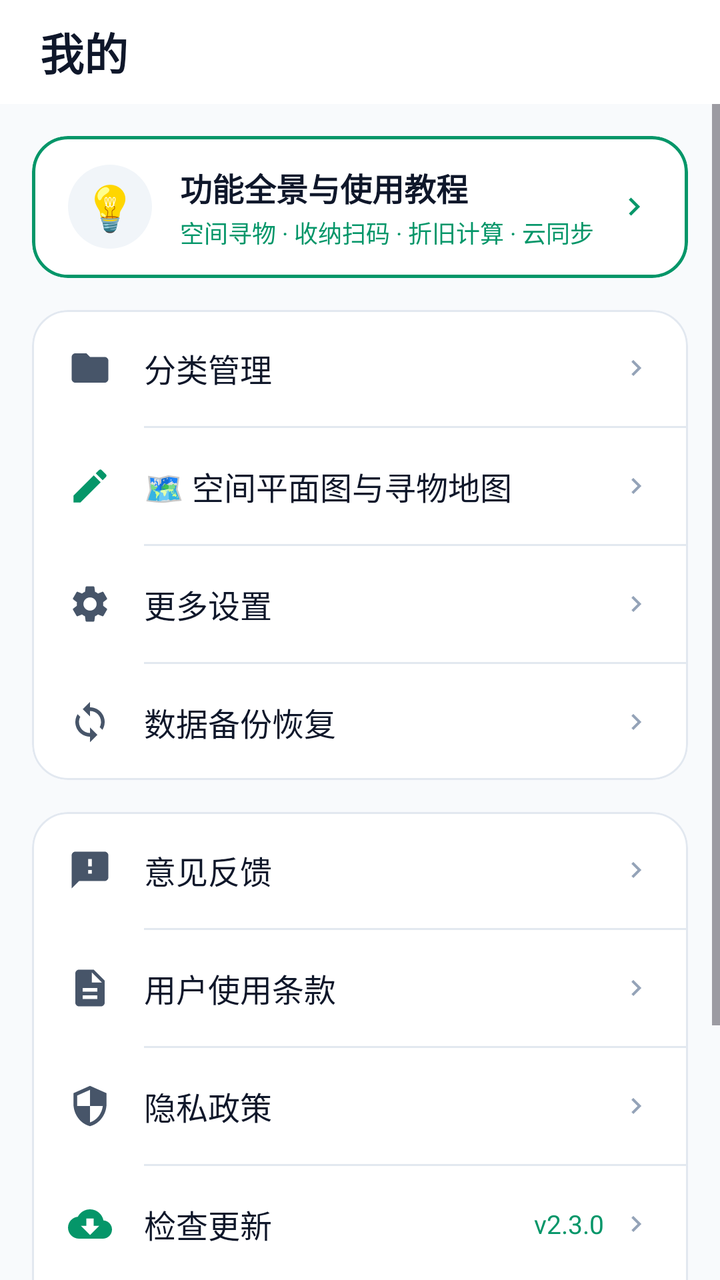
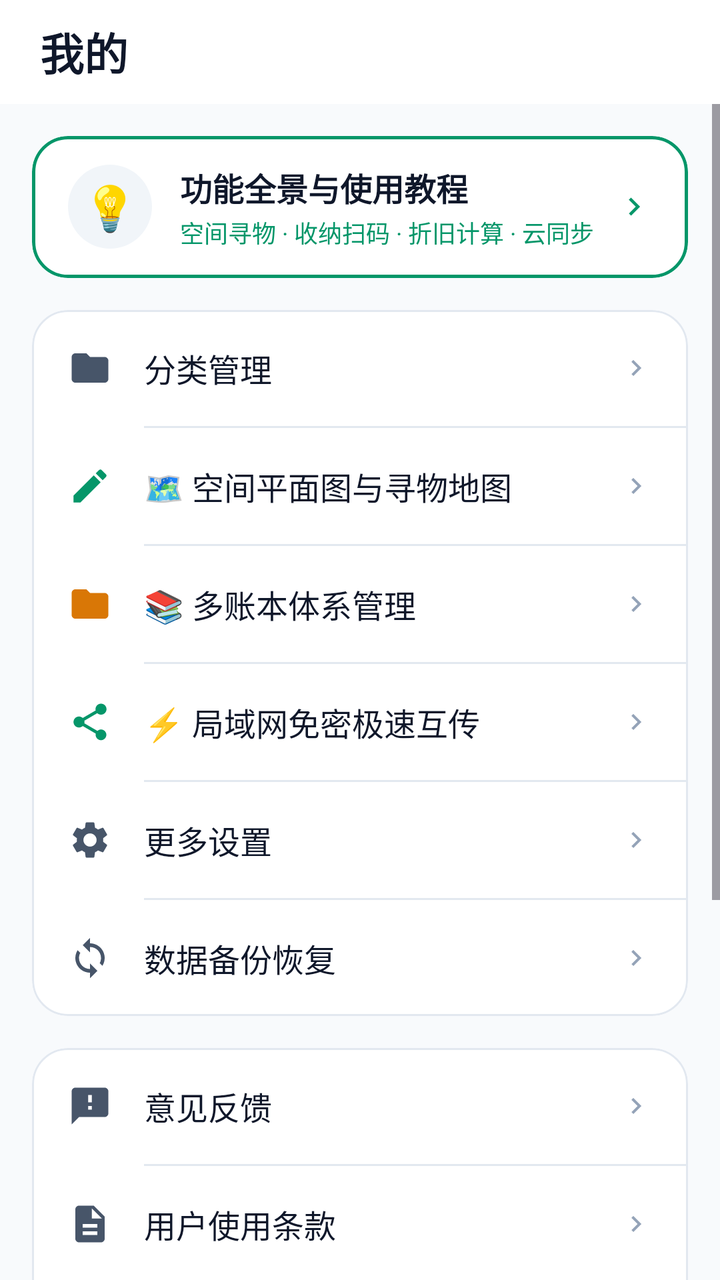

Before-and-after screenshots of an Android layout around one commit, followed by the original layout XML and the change that was made.
<!-- AndroidManifest.xml: application theme Theme.DiaperTracker -->
<!-- res/layout/fragment_profile.xml -->
<?xml version="1.0" encoding="utf-8"?>
<LinearLayout
    xmlns:android="http://schemas.android.com/apk/res/android"
    xmlns:app="http://schemas.android.com/apk/res-auto"
    android:layout_width="match_parent"
    android:layout_height="match_parent"
    android:orientation="vertical"
    android:background="@color/background">

    
    <LinearLayout
        android:layout_width="match_parent"
        android:layout_height="52dp"
        android:orientation="horizontal"
        android:gravity="center_vertical"
        android:paddingHorizontal="20dp"
        android:background="@color/card">

        <TextView
            android:layout_width="wrap_content"
            android:layout_height="wrap_content"
            android:text="我的"
            android:textSize="22sp"
            android:textStyle="bold"
            android:textColor="@color/text_primary"
            android:fontFamily="sans-serif-medium" />
    </LinearLayout>

    <ScrollView
        android:layout_width="match_parent"
        android:layout_height="0dp"
        android:layout_weight="1"
        android:overScrollMode="never">

        <LinearLayout
            android:layout_width="match_parent"
            android:layout_height="wrap_content"
            android:orientation="vertical"
            android:paddingHorizontal="16dp"
            android:paddingTop="16dp"
            android:paddingBottom="40dp">

            
            <com.google.android.material.card.MaterialCardView
                android:id="@+id/card_user_tutorial"
                android:layout_width="match_parent"
                android:layout_height="wrap_content"
                app:cardCornerRadius="18dp"
                app:cardElevation="0dp"
                app:cardBackgroundColor="@color/card"
                app:strokeColor="@color/primary"
                app:strokeWidth="1.5dp"
                android:layout_marginBottom="16dp"
                android:clickable="true"
                android:focusable="true"
                android:foreground="?attr/selectableItemBackground">

                <LinearLayout
                    android:layout_width="match_parent"
                    android:layout_height="wrap_content"
                    android:orientation="horizontal"
                    android:gravity="center_vertical"
                    android:paddingHorizontal="18dp"
                    android:paddingVertical="14dp">

                    <TextView
                        android:layout_width="42dp"
                        android:layout_height="42dp"
                        android:gravity="center"
                        android:text="💡"
                        android:textSize="22sp"
                        android:background="@drawable/bg_icon_circle"
                        android:backgroundTint="@color/input_bg" />

                    <LinearLayout
                        android:layout_width="0dp"
                        android:layout_height="wrap_content"
                        android:layout_weight="1"
                        android:layout_marginStart="14dp"
                        android:orientation="vertical">

                        <TextView
                            android:layout_width="wrap_content"
                            android:layout_height="wrap_content"
                            android:text="功能全景与使用教程"
                            android:textSize="16sp"
                            android:textStyle="bold"
                            android:textColor="@color/text_primary"
                            android:fontFamily="sans-serif-medium" />

                        <TextView
                            android:layout_width="wrap_content"
                            android:layout_height="wrap_content"
                            android:text="空间寻物 · 收纳扫码 · 折旧计算 · 云同步"
                            android:textSize="12sp"
                            android:textColor="@color/primary"
                            android:layout_marginTop="2dp" />
                    </LinearLayout>

                    <ImageView
                        android:layout_width="18dp"
                        android:layout_height="18dp"
                        android:src="@drawable/ic_arrow_right"
                        app:tint="@color/primary"
                        android:contentDescription="查看教程" />
                </LinearLayout>
            </com.google.android.material.card.MaterialCardView>

            
            <com.google.android.material.card.MaterialCardView
                android:layout_width="match_parent"
                android:layout_height="wrap_content"
                app:cardCornerRadius="18dp"
                app:cardElevation="0dp"
                app:cardBackgroundColor="@color/card"
                app:strokeColor="@color/card_border"
                app:strokeWidth="1dp"
                android:layout_marginBottom="16dp">

                <LinearLayout
                    android:layout_width="match_parent"
                    android:layout_height="wrap_content"
                    android:orientation="vertical">

                    
                    <LinearLayout
                        android:id="@+id/btn_category_manage"
                        android:layout_width="match_parent"
                        android:layout_height="58dp"
                        android:orientation="horizontal"
                        android:gravity="center_vertical"
                        android:paddingHorizontal="18dp"
                        android:clickable="true"
                        android:focusable="true"
                        android:background="?attr/selectableItemBackground">

                        <ImageView
                            android:layout_width="22dp"
                            android:layout_height="22dp"
                            android:src="@drawable/ic_folder"
                            app:tint="@color/text_secondary"
                            android:contentDescription="分类管理" />

                        <TextView
                            android:layout_width="0dp"
                            android:layout_height="wrap_content"
                            android:layout_weight="1"
                            android:layout_marginStart="16dp"
                            android:text="分类管理"
                            android:textSize="16sp"
                            android:textColor="@color/text_primary"
                            android:fontFamily="sans-serif-medium" />

                        <ImageView
                            android:layout_width="16dp"
                            android:layout_height="16dp"
                            android:src="@drawable/ic_arrow_right"
                            app:tint="@color/text_hint"
                            android:contentDescription="进入" />
                    </LinearLayout>

                    <View
                        android:layout_width="match_parent"
                        android:layout_height="1dp"
                        android:layout_marginStart="56dp"
                        android:background="@color/card_border" />

                    
                    <LinearLayout
                        android:id="@+id/btn_floorplan_manage"
                        android:layout_width="match_parent"
                        android:layout_height="58dp"
                        android:orientation="horizontal"
                        android:gravity="center_vertical"
                        android:paddingHorizontal="18dp"
                        android:clickable="true"
                        android:focusable="true"
                        android:background="?attr/selectableItemBackground">

                        <ImageView
                            android:layout_width="22dp"
                            android:layout_height="22dp"
                            android:src="@drawable/ic_edit"
                            app:tint="@color/primary"
                            android:contentDescription="空间平面图管理" />

                        <TextView
                            android:layout_width="0dp"
                            android:layout_height="wrap_content"
                            android:layout_weight="1"
                            android:layout_marginStart="16dp"
                            android:text="🗺️ 空间平面图与寻物地图"
                            android:textSize="16sp"
                            android:textColor="@color/text_primary"
                            android:fontFamily="sans-serif-medium" />

                        <ImageView
                            android:layout_width="16dp"
                            android:layout_height="16dp"
                            android:src="@drawable/ic_arrow_right"
                            app:tint="@color/text_hint"
                            android:contentDescription="进入" />
                    </LinearLayout>

                    <View
                        android:layout_width="match_parent"
                        android:layout_height="1dp"
                        android:layout_marginStart="56dp"
                        android:background="@color/card_border" />

                    
                    <LinearLayout
                        android:id="@+id/btn_more_settings"
                        android:layout_width="match_parent"
                        android:layout_height="58dp"
                        android:orientation="horizontal"
                        android:gravity="center_vertical"
                        android:paddingHorizontal="18dp"
                        android:clickable="true"
                        android:focusable="true"
                        android:background="?attr/selectableItemBackground">

                        <ImageView
                            android:layout_width="22dp"
                            android:layout_height="22dp"
                            android:src="@drawable/ic_settings"
                            app:tint="@color/text_secondary"
                            android:contentDescription="更多设置" />

                        <TextView
                            android:layout_width="0dp"
                            android:layout_height="wrap_content"
                            android:layout_weight="1"
                            android:layout_marginStart="16dp"
                            android:text="更多设置"
                            android:textSize="16sp"
                            android:textColor="@color/text_primary"
                            android:fontFamily="sans-serif-medium" />

                        <ImageView
                            android:layout_width="16dp"
                            android:layout_height="16dp"
                            android:src="@drawable/ic_arrow_right"
                            app:tint="@color/text_hint"
                            android:contentDescription="进入" />
                    </LinearLayout>

                    <View
                        android:layout_width="match_parent"
                        android:layout_height="1dp"
                        android:layout_marginStart="56dp"
                        android:background="@color/card_border" />

                    
                    <LinearLayout
                        android:id="@+id/btn_backup_restore"
                        android:layout_width="match_parent"
                        android:layout_height="58dp"
                        android:orientation="horizontal"
                        android:gravity="center_vertical"
                        android:paddingHorizontal="18dp"
                        android:clickable="true"
                        android:focusable="true"
                        android:background="?attr/selectableItemBackground">

                        <ImageView
                            android:layout_width="22dp"
                            android:layout_height="22dp"
                            android:src="@drawable/ic_backup"
                            app:tint="@color/text_secondary"
                            android:contentDescription="数据备份恢复" />

                        <TextView
                            android:layout_width="0dp"
                            android:layout_height="wrap_content"
                            android:layout_weight="1"
                            android:layout_marginStart="16dp"
                            android:text="数据备份恢复"
                            android:textSize="16sp"
                            android:textColor="@color/text_primary"
                            android:fontFamily="sans-serif-medium" />

                        <ImageView
                            android:layout_width="16dp"
                            android:layout_height="16dp"
                            android:src="@drawable/ic_arrow_right"
                            app:tint="@color/text_hint"
                            android:contentDescription="进入" />
                    </LinearLayout>

                </LinearLayout>
            </com.google.android.material.card.MaterialCardView>

            
            <com.google.android.material.card.MaterialCardView
                android:layout_width="match_parent"
                android:layout_height="wrap_content"
                app:cardCornerRadius="18dp"
                app:cardElevation="0dp"
                app:cardBackgroundColor="@color/card"
                app:strokeColor="@color/card_border"
                app:strokeWidth="1dp"
                android:layout_marginBottom="16dp">

                <LinearLayout
                    android:layout_width="match_parent"
                    android:layout_height="wrap_content"
                    android:orientation="vertical">

                    
                    <LinearLayout
                        android:id="@+id/btn_feedback"
                        android:layout_width="match_parent"
                        android:layout_height="58dp"
                        android:orientation="horizontal"
                        android:gravity="center_vertical"
                        android:paddingHorizontal="18dp"
                        android:clickable="true"
                        android:focusable="true"
                        android:background="?attr/selectableItemBackground">

                        <ImageView
                            android:layout_width="22dp"
                            android:layout_height="22dp"
                            android:src="@drawable/ic_feedback"
                            app:tint="@color/text_secondary"
                            android:contentDescription="意见反馈" />

                        <TextView
                            android:layout_width="0dp"
                            android:layout_height="wrap_content"
                            android:layout_weight="1"
                            android:layout_marginStart="16dp"
                            android:text="意见反馈"
                            android:textSize="16sp"
                            android:textColor="@color/text_primary"
                            android:fontFamily="sans-serif-medium" />

                        <ImageView
                            android:layout_width="16dp"
                            android:layout_height="16dp"
                            android:src="@drawable/ic_arrow_right"
                            app:tint="@color/text_hint"
                            android:contentDescription="进入" />
                    </LinearLayout>

                    <View
                        android:layout_width="match_parent"
                        android:layout_height="1dp"
                        android:layout_marginStart="56dp"
                        android:background="@color/card_border" />

                    
                    <LinearLayout
                        android:id="@+id/btn_terms"
                        android:layout_width="match_parent"
                        android:layout_height="58dp"
                        android:orientation="horizontal"
                        android:gravity="center_vertical"
                        android:paddingHorizontal="18dp"
                        android:clickable="true"
                        android:focusable="true"
                        android:background="?attr/selectableItemBackground">

                        <ImageView
                            android:layout_width="22dp"
                            android:layout_height="22dp"
                            android:src="@drawable/ic_terms"
                            app:tint="@color/text_secondary"
                            android:contentDescription="用户使用条款" />

                        <TextView
                            android:layout_width="0dp"
                            android:layout_height="wrap_content"
                            android:layout_weight="1"
                            android:layout_marginStart="16dp"
                            android:text="用户使用条款"
                            android:textSize="16sp"
                            android:textColor="@color/text_primary"
                            android:fontFamily="sans-serif-medium" />

                        <ImageView
                            android:layout_width="16dp"
                            android:layout_height="16dp"
                            android:src="@drawable/ic_arrow_right"
                            app:tint="@color/text_hint"
                            android:contentDescription="进入" />
                    </LinearLayout>

                    <View
                        android:layout_width="match_parent"
                        android:layout_height="1dp"
                        android:layout_marginStart="56dp"
                        android:background="@color/card_border" />

                    
                    <LinearLayout
                        android:id="@+id/btn_privacy"
                        android:layout_width="match_parent"
                        android:layout_height="58dp"
                        android:orientation="horizontal"
                        android:gravity="center_vertical"
                        android:paddingHorizontal="18dp"
                        android:clickable="true"
                        android:focusable="true"
                        android:background="?attr/selectableItemBackground">

                        <ImageView
                            android:layout_width="22dp"
                            android:layout_height="22dp"
                            android:src="@drawable/ic_privacy"
                            app:tint="@color/text_secondary"
                            android:contentDescription="隐私政策" />

                        <TextView
                            android:layout_width="0dp"
                            android:layout_height="wrap_content"
                            android:layout_weight="1"
                            android:layout_marginStart="16dp"
                            android:text="隐私政策"
                            android:textSize="16sp"
                            android:textColor="@color/text_primary"
                            android:fontFamily="sans-serif-medium" />

                        <ImageView
                            android:layout_width="16dp"
                            android:layout_height="16dp"
                            android:src="@drawable/ic_arrow_right"
                            app:tint="@color/text_hint"
                            android:contentDescription="进入" />
                    </LinearLayout>

                    <View
                        android:layout_width="match_parent"
                        android:layout_height="1dp"
                        android:layout_marginStart="56dp"
                        android:background="@color/card_border" />

                    
                    <LinearLayout
                        android:id="@+id/btn_update_version"
                        android:layout_width="match_parent"
                        android:layout_height="58dp"
                        android:orientation="horizontal"
                        android:gravity="center_vertical"
                        android:paddingHorizontal="18dp"
                        android:clickable="true"
                        android:focusable="true"
                        android:background="?attr/selectableItemBackground">

                        <ImageView
                            android:layout_width="22dp"
                            android:layout_height="22dp"
                            android:src="@drawable/ic_update"
                            app:tint="@color/primary"
                            android:contentDescription="检查最新版本" />

                        <TextView
                            android:layout_width="0dp"
                            android:layout_height="wrap_content"
                            android:layout_weight="1"
                            android:layout_marginStart="16dp"
                            android:text="检查更新"
                            android:textSize="16sp"
                            android:textColor="@color/text_primary"
                            android:fontFamily="sans-serif-medium" />

                        <TextView
                            android:id="@+id/current_version_badge"
                            android:layout_width="wrap_content"
                            android:layout_height="wrap_content"
                            android:text="v2.3.0"
                            android:textSize="13sp"
                            android:textColor="@color/primary"
                            android:layout_marginEnd="8dp" />

                        <ImageView
                            android:layout_width="16dp"
                            android:layout_height="16dp"
                            android:src="@drawable/ic_arrow_right"
                            app:tint="@color/text_hint"
                            android:contentDescription="进入" />
                    </LinearLayout>

                    <View
                        android:layout_width="match_parent"
                        android:layout_height="1dp"
                        android:layout_marginStart="56dp"
                        android:background="@color/card_border" />

                    
                    <LinearLayout
                        android:id="@+id/btn_about"
                        android:layout_width="match_parent"
                        android:layout_height="58dp"
                        android:orientation="horizontal"
                        android:gravity="center_vertical"
                        android:paddingHorizontal="18dp"
                        android:clickable="true"
                        android:focusable="true"
                        android:background="?attr/selectableItemBackground">

                        <ImageView
                            android:layout_width="22dp"
                            android:layout_height="22dp"
                            android:src="@drawable/ic_about"
                            app:tint="@color/text_secondary"
                            android:contentDescription="关于" />

                        <TextView
                            android:layout_width="0dp"
                            android:layout_height="wrap_content"
                            android:layout_weight="1"
                            android:layout_marginStart="16dp"
                            android:text="关于"
                            android:textSize="16sp"
                            android:textColor="@color/text_primary"
                            android:fontFamily="sans-serif-medium" />

                        <ImageView
                            android:layout_width="16dp"
                            android:layout_height="16dp"
                            android:src="@drawable/ic_arrow_right"
                            app:tint="@color/text_hint"
                            android:contentDescription="进入" />
                    </LinearLayout>

                </LinearLayout>
            </com.google.android.material.card.MaterialCardView>

            
            <TextView
                android:layout_width="match_parent"
                android:layout_height="wrap_content"
                android:gravity="center"
                android:text="🔒 数据完全离线存储于本地设备沙盒中\nCollecter · 智能收纳与资产追踪"
                android:textSize="12sp"
                android:textColor="@color/text_hint"
                android:lineSpacingExtra="4dp"
                android:layout_marginTop="8dp" />

        </LinearLayout>
    </ScrollView>

</LinearLayout>
<!-- resources referenced by this layout -->
<resources>
  <color name="background">#F8FAFC</color>
  <color name="card">#FFFFFF</color>
  <color name="card_border">#E2E8F0</color>
  <color name="input_bg">#F1F5F9</color>
  <color name="primary">#059669</color>
  <color name="text_hint">#94A3B8</color>
  <color name="text_primary">#0F172A</color>
  <color name="text_secondary">#475569</color>
  <!-- drawable bg_icon_circle (drawable) -->
  <?xml version="1.0" encoding="utf-8"?>
  <shape xmlns:android="http://schemas.android.com/apk/res/android"
      android:shape="oval">
      <gradient
          android:type="linear"
          android:angle="135"
          android:startColor="#10B981"
          android:endColor="#059669" />
  </shape>
  <!-- drawable ic_about (drawable) -->
  <vector xmlns:android="http://schemas.android.com/apk/res/android"
      android:width="24dp"
      android:height="24dp"
      android:viewportWidth="24"
      android:viewportHeight="24">
    <path
        android:fillColor="#FFFFFFFF"
        android:pathData="M12,2C6.48,2 2,6.48 2,12s4.48,10 10,10 10,-4.48 10,-10S17.52,2 12,2zM13,17h-2v-6h2v6zM13,9h-2L11,7h2v2z"/>
  </vector>
  <!-- drawable ic_arrow_right (drawable) -->
  <vector xmlns:android="http://schemas.android.com/apk/res/android"
      android:width="24dp"
      android:height="24dp"
      android:viewportWidth="24"
      android:viewportHeight="24">
      <path
          android:fillColor="@color/text_secondary"
          android:pathData="M8.59,16.59L13.17,12L8.59,7.41L10,6l6,6l-6,6L8.59,16.59z" />
  </vector>
  <!-- drawable ic_feedback (drawable) -->
  <vector xmlns:android="http://schemas.android.com/apk/res/android"
      android:width="24dp"
      android:height="24dp"
      android:viewportWidth="24"
      android:viewportHeight="24">
      <path
          android:fillColor="#FFFFFFFF"
          android:pathData="M20,2H4c-1.1,0 -1.99,0.9 -1.99,2L2,22l4,-4h14c1.1,0 2,-0.9 2,-2V4c0,-1.1 -0.9,-2 -2,-2zm-7,12h-2v-2h2v2zm0,-4h-2V6h2v4z" />
  </vector>
  <!-- drawable ic_folder (drawable) -->
  <vector xmlns:android="http://schemas.android.com/apk/res/android"
      android:width="24dp"
      android:height="24dp"
      android:viewportWidth="24"
      android:viewportHeight="24">
      <path
          android:fillColor="#FFFFFFFF"
          android:pathData="M10,4H4c-1.1,0 -1.99,0.9 -1.99,2L2,18c0,1.1 0.9,2 2,2h16c1.1,0 2,-0.9 2,-2V8c0,-1.1 -0.9,-2 -2,-2h-8l-2,-2z" />
  </vector>
  <!-- drawable ic_privacy (drawable) -->
  <vector xmlns:android="http://schemas.android.com/apk/res/android"
      android:width="24dp"
      android:height="24dp"
      android:viewportWidth="24"
      android:viewportHeight="24">
      <path
          android:fillColor="#FFFFFFFF"
          android:pathData="M12,1L3,5v6c0,5.55 3.84,10.74 9,12c5.16,-1.26 9,-6.45 9,-12V5l-9,-4zm0,10.99h7c-0.53,4.12 -3.28,7.79 -7,8.94V12H5V6.3l7,-3.11v8.8z" />
  </vector>
  <color name="primary_dark">#047857</color>
  <color name="accent">#F59E0B</color>
  <!-- unchanged entries left out for length: 6 -->
</resources>

<!-- the commit's change to res/layout/fragment_profile.xml (unified diff, before → after) -->
@@ -210,6 +210,92 @@
 
                     
                     <LinearLayout
+                        android:id="@+id/btn_ledger_manage"
+                        android:layout_width="match_parent"
+                        android:layout_height="58dp"
+                        android:orientation="horizontal"
+                        android:gravity="center_vertical"
+                        android:paddingHorizontal="18dp"
+                        android:clickable="true"
+                        android:focusable="true"
+                        android:background="?attr/selectableItemBackground">
+
+                        <ImageView
+                            android:layout_width="22dp"
+                            android:layout_height="22dp"
+                            android:src="@drawable/ic_folder"
+                            app:tint="@color/accent_dark"
+                            android:contentDescription="多账本管理" />
+
+                        <TextView
+                            android:layout_width="0dp"
+                            android:layout_height="wrap_content"
+                            android:layout_weight="1"
+                            android:layout_marginStart="16dp"
+                            android:text="📚 多账本体系管理"
+                            android:textSize="16sp"
+                            android:textColor="@color/text_primary"
+                            android:fontFamily="sans-serif-medium" />
+
+                        <ImageView
+                            android:layout_width="16dp"
+                            android:layout_height="16dp"
+                            android:src="@drawable/ic_arrow_right"
+                            app:tint="@color/text_hint"
+                            android:contentDescription="进入" />
+                    </LinearLayout>
+
+                    <View
+                        android:layout_width="match_parent"
+                        android:layout_height="1dp"
+                        android:layout_marginStart="56dp"
+                        android:background="@color/card_border" />
+
+                    
+                    <LinearLayout
+                        android:id="@+id/btn_lan_sync_manage"
+                        android:layout_width="match_parent"
+                        android:layout_height="58dp"
+                        android:orientation="horizontal"
+                        android:gravity="center_vertical"
+                        android:paddingHorizontal="18dp"
+                        android:clickable="true"
+                        android:focusable="true"
+                        android:background="?attr/selectableItemBackground">
+
+                        <ImageView
+                            android:layout_width="22dp"
+                            android:layout_height="22dp"
+                            android:src="@drawable/ic_share"
+                            app:tint="@color/primary"
+                            android:contentDescription="局域网互传" />
+
+                        <TextView
+                            android:layout_width="0dp"
+                            android:layout_height="wrap_content"
+                            android:layout_weight="1"
+                            android:layout_marginStart="16dp"
+                            android:text="⚡ 局域网免密极速互传"
+                            android:textSize="16sp"
+                            android:textColor="@color/text_primary"
+                            android:fontFamily="sans-serif-medium" />
+
+                        <ImageView
+                            android:layout_width="16dp"
+                            android:layout_height="16dp"
+                            android:src="@drawable/ic_arrow_right"
+                            app:tint="@color/text_hint"
+                            android:contentDescription="进入" />
+                    </LinearLayout>
+
+                    <View
+                        android:layout_width="match_parent"
+                        android:layout_height="1dp"
+                        android:layout_marginStart="56dp"
+                        android:background="@color/card_border" />
+
+                    
+                    <LinearLayout
                         android:id="@+id/btn_more_settings"
                         android:layout_width="match_parent"
                         android:layout_height="58dp"
<!-- resource entries referenced after the edit -->
@@ -1,5 +1,6 @@
 <!-- resources referenced by this layout -->
 <resources>
+  <color name="accent_dark">#D97706</color>
   <color name="background">#F8FAFC</color>
   <color name="card">#FFFFFF</color>
   <color name="card_border">#E2E8F0</color>
@@ -68,6 +69,16 @@
           android:fillColor="#FFFFFFFF"
           android:pathData="M12,1L3,5v6c0,5.55 3.84,10.74 9,12c5.16,-1.26 9,-6.45 9,-12V5l-9,-4zm0,10.99h7c-0.53,4.12 -3.28,7.79 -7,8.94V12H5V6.3l7,-3.11v8.8z" />
   </vector>
+  <!-- drawable ic_share (drawable) -->
+  <vector xmlns:android="http://schemas.android.com/apk/res/android"
+      android:width="24dp"
+      android:height="24dp"
+      android:viewportWidth="24"
+      android:viewportHeight="24">
+      <path
+          android:fillColor="#FFFFFFFF"
+          android:pathData="M18,16.08c-0.76,0 -1.44,0.3 -1.96,0.77L8.91,12.7c0.05,-0.23 0.09,-0.46 0.09,-0.7s-0.04,-0.47 -0.09,-0.7l7.05,-4.11c0.54,0.5 1.25,0.81 2.04,0.81 1.66,0 3,-1.34 3,-3s-1.34,-3 -3,-3 -3,1.34 -3,3c0,0.24 0.04,0.47 0.09,0.7L8.04,9.81C7.5,9.31 6.79,9 6,9c-1.66,0 -3,1.34 -3,3s1.34,3 3,3c0.79,0 1.5,-0.31 2.04,-0.81l7.12,4.16c-0.05,0.21 -0.08,0.43 -0.08,0.65 0,1.61 1.31,2.92 2.92,2.92 1.61,0 2.92,-1.31 2.92,-2.92s-1.31,-2.92 -2.92,-2.92z" />
+  </vector>
   <color name="primary_dark">#047857</color>
   <color name="accent">#F59E0B</color>
   <!-- unchanged entries left out for length: 6 -->
